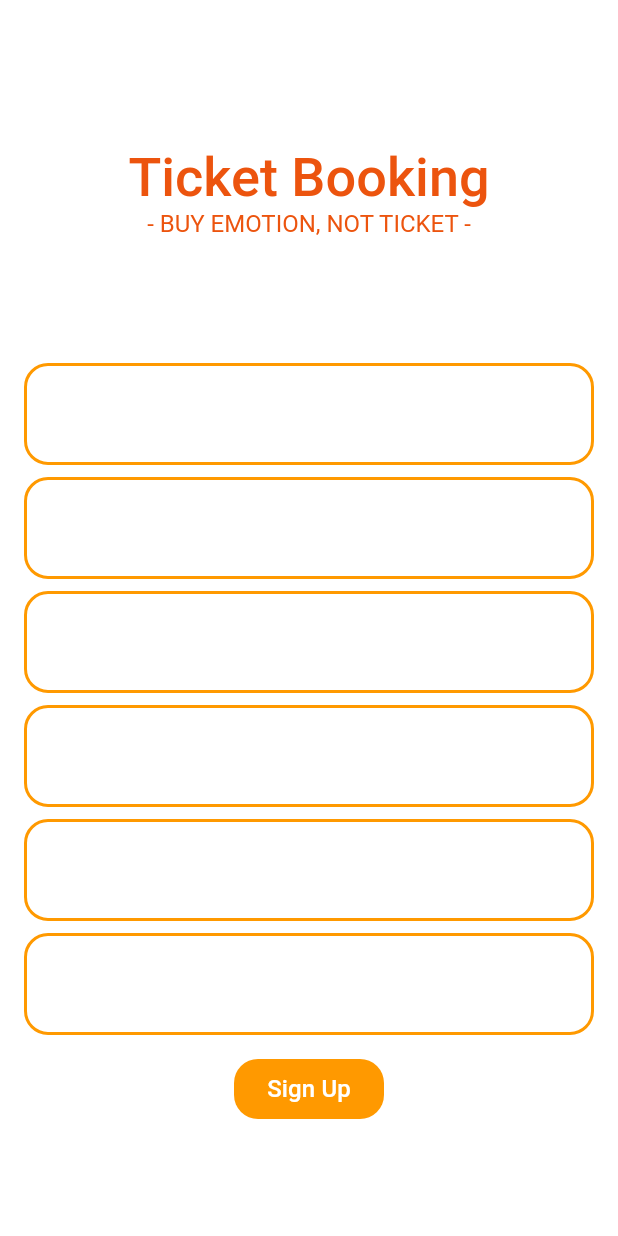
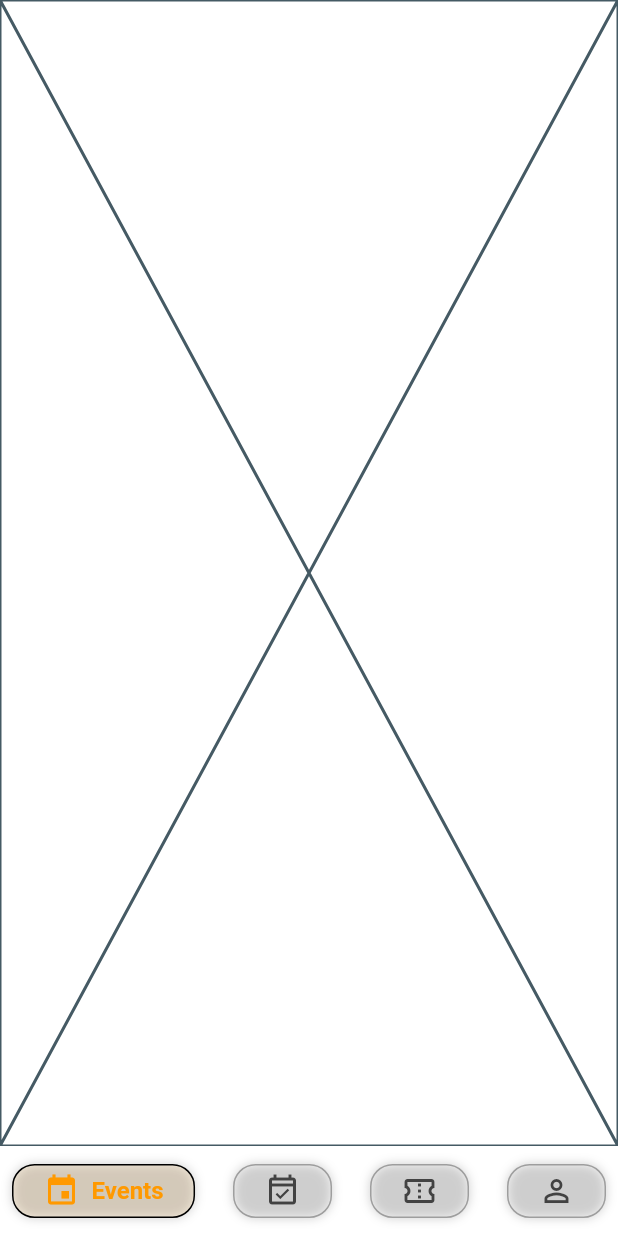
Before and after one commit to OlimjonSN/ticket, a Flutter app: the screen it shows after launch, on a phone screen of 412 x 824 dp. Run offline on Flutter 3.47's test engine with Material 2 defaults, Android fonts, the phone set to English and light mode, and no system bars; drawn by our look-alikes of google_nav_bar; our stand-ins replace cookie_jar, dio, dio_cookie_manager, get_it, go_router, internet_connection_checker and 1 more; accounts and stored records are empty.

```diff
--- /dev/null
+++ b/lib/core/routes/route.dart
@@ -0,0 +1,47 @@
+import 'package:go_router/go_router.dart';
+import 'package:ticket/features/auth/presentation/pages/login_page.dart';
+import 'package:ticket/features/events/presentation/pages/event_create.dart';
+import 'package:ticket/features/events/presentation/pages/events_all.dart';
+import 'package:ticket/features/home_page/presentation/home_page.dart';
+import 'package:ticket/welcome_page.dart';
+
+import '../../features/auth/presentation/pages/register_page.dart';
+
+class AppRoute {
+  static String initialRoute = '/welcome';
+  static String loginRoute = '/login';
+  static String registerRoute = '/register';
+  static String eventsAllRoute = '/eventsAll';
+  static String eventCreateRoute = '/eventCreate';
+
+  static GoRouter router = GoRouter(
+    initialLocation: eventsAllRoute,
+    routes: [
+      GoRoute(path: initialRoute, builder: (context, state) => const WelcomPage(), routes: [
+        GoRoute(
+          path: 'register',
+          builder: (context, state) => const RegisterPage(),
+        ),
+        GoRoute(
+          path: 'login',
+          builder: (context, state) => const LoginPage(),
+        ),
+      ]),
+      ShellRoute(
+        builder: (context, state, child) => HomePage(
+          child: child,
+        ),
+        routes: [
+          GoRoute(
+            path: '/eventsAll',
+            builder: (context, state) => const EventsAll(),
+          ),
+          GoRoute(
+            path: '/eventCreate',
+            builder: (context, state) => const EventCreate(),
+          ),
+        ],
+      )
+    ],
+  );
+}
--- a/lib/features/auth/data/models/user_model.dart
+++ b/lib/features/auth/data/models/user_model.dart
@@ -7,6 +7,7 @@ class UserModel {
   UserModel({this.email, this.username, this.firstName, this.lastName});
 
   UserModel.fromJson(Map<String, dynamic> json) {
+    print(json['email']);
     firstName = json["first_name"];
     lastName = json["last_name"];
     email = json["email"];
--- a/lib/features/auth/data/repositories/auth_repositories.dart
+++ b/lib/features/auth/data/repositories/auth_repositories.dart
@@ -17,8 +17,11 @@ class AuthRepositories {
   Future<UserModel> register(UserModel userModel, String password, String password1) async {
     if (await networkInfo.isConnected) {
       //register
+
       UserModel userM = await authRemoteData.register(usermodel: userModel, password: password, password1: password1);
+
       await authLocalData.saveUserModel(userM);
+
       return userM;
     } else {
       throw Exception('No internet connection');
--- a/lib/features/auth/presentation/pages/register_page.dart
+++ b/lib/features/auth/presentation/pages/register_page.dart
@@ -1,11 +1,11 @@
 import 'package:flutter/material.dart';
+import 'package:go_router/go_router.dart';
 import 'package:provider/provider.dart';
 import 'package:ticket/core/constants/size_constants.dart';
 import 'package:ticket/features/auth/data/models/user_model.dart';
-import 'package:ticket/features/auth/widgets/decoration_input.dart';
-import 'package:ticket/features/auth/widgets/title.dart';
+import 'package:ticket/features/widgets/decoration_input.dart';
+import 'package:ticket/features/widgets/title.dart';
 import 'package:ticket/features/events/presentation/widgets/my_button.dart';
-import 'package:ticket/injection.dart';
 
 import '../provider/auth_provider.dart';
 
@@ -36,7 +36,12 @@ class _RegisterPageState extends State<RegisterPage> {
   @override
   Widget build(BuildContext context) {
     return Scaffold(
-        body: Padding(
+        appBar: AppBar(
+          backgroundColor: Colors.transparent,
+          elevation: 0,
+        ),
+        body: SingleChildScrollView(
+          child: Padding(
             padding: const EdgeInsets.symmetric(horizontal: SizeConstants.paddingLarge),
             child: Column(
               mainAxisAlignment: MainAxisAlignment.center,
@@ -46,7 +51,7 @@ class _RegisterPageState extends State<RegisterPage> {
                 TextFormField(
                   cursorColor: Theme.of(context).colorScheme.secondary,
                   controller: nameController,
-            decoration: decorationInput('Your name', context, error),
+                  decoration: decorationInput('Your name', context),
                 ),
                 const SizedBox(
                   height: SizeConstants.paddingMedium,
@@ -54,7 +59,7 @@ class _RegisterPageState extends State<RegisterPage> {
                 TextFormField(
                   cursorColor: Theme.of(context).colorScheme.secondary,
                   controller: lastNameController,
-            decoration: decorationInput('Last name', context, error),
+                  decoration: decorationInput('Last name', context),
                 ),
                 const SizedBox(
                   height: SizeConstants.paddingMedium,
@@ -62,46 +67,57 @@ class _RegisterPageState extends State<RegisterPage> {
                 TextFormField(
                   cursorColor: Theme.of(context).colorScheme.secondary,
                   controller: userNameController,
-            decoration: decorationInput('username', context, error),
+                  decoration: decorationInput('username', context),
                 ),
                 Padding(
                   padding: const EdgeInsets.symmetric(vertical: SizeConstants.paddingMedium),
                   child: TextFormField(
                     cursorColor: Theme.of(context).colorScheme.secondary,
                     controller: emailController,
-              decoration: decorationInput('Enter your email', context, error),
+                    decoration: decorationInput('Enter your email', context),
                   ),
                 ),
-          TextFormField(controller: passwordController, obscureText: true, cursorColor: Theme.of(context).colorScheme.secondary, decoration: decorationInput('password', context, error)),
+                TextFormField(controller: passwordController, obscureText: true, cursorColor: Theme.of(context).colorScheme.secondary, decoration: decorationInput('password', context)),
                 const SizedBox(
                   height: SizeConstants.paddingMedium,
                 ),
-          TextFormField(controller: password1Controller, obscureText: true, cursorColor: Theme.of(context).colorScheme.secondary, decoration: decorationInput('re enter password', context, error)),
+                TextFormField(controller: password1Controller, obscureText: true, cursorColor: Theme.of(context).colorScheme.secondary, decoration: decorationInput('re enter password', context)),
                 const SizedBox(height: SizeConstants.paddingLarge),
                 MyButton(
                   text: 'Sign Up',
                   onPressed: registFunc,
                 ),
+                const SizedBox(height: SizeConstants.paddingMedium),
+                TextButton(onPressed: () => context.go('/login'), child: Text('do you hava an account?', style: Theme.of(context).textTheme.subtitle1))
               ],
+            ),
           ),
         ));
   }
 
   void registFunc() async {
     final authProvider = Provider.of<AuthProvider>(context, listen: false);
+
     UserModel userModel = UserModel(
       firstName: nameController.text,
-      email: emailController.text,
+      email: (emailController.text).toString(),
       lastName: lastNameController.text,
       username: userNameController.text,
     );
     String password = passwordController.text;
 
-    authProvider.register(userModel, password, password);
-    error = authProvider.error.toString();
-    print(error);
+    await authProvider.register(userModel, password, password);
+    // error = authProvider.error.toString();
+
     if (authProvider.status == Status.authenticated) {
-      print('loged in');
+      context.go('/eventsAll');
+    } else {
+      ScaffoldMessenger.of(context).showSnackBar(
+        SnackBar(
+          content: Text(authProvider.error.toString()),
+          backgroundColor: Colors.red,
+        ),
+      );
     }
   }
 }
--- /dev/null
+++ b/lib/features/events/presentation/pages/events_all.dart
@@ -0,0 +1,11 @@
+import 'package:flutter/foundation.dart';
+import 'package:flutter/material.dart';
+
+class EventsAll extends StatelessWidget {
+  const EventsAll({super.key});
+
+  @override
+  Widget build(BuildContext context) {
+    return const Placeholder();
+  }
+}
--- /dev/null
+++ b/lib/features/home_page/presentation/home_page.dart
@@ -0,0 +1,54 @@
+import 'package:flutter/material.dart';
+import 'package:go_router/go_router.dart';
+import 'package:google_nav_bar/google_nav_bar.dart';
+
+class HomePage extends StatelessWidget {
+  Widget child;
+  HomePage({super.key, required this.child});
+
+  @override
+  Widget build(BuildContext context) {
+    return Scaffold(
+      body: child,
+      bottomNavigationBar: Padding(
+        padding: const EdgeInsets.symmetric(vertical: 12.0, horizontal: 8),
+        child: GNav(
+            rippleColor: Colors.grey[800]!, // tab button ripple color when pressed
+            hoverColor: Colors.grey[700]!, // tab button hover color
+            haptic: true, // haptic feedback
+            tabBorderRadius: 15,
+            tabActiveBorder: Border.all(color: Colors.black, width: 1), // tab button border
+            tabBorder: Border.all(color: Colors.grey, width: 1), // tab button border
+            tabShadow: [BoxShadow(color: Colors.grey.withOpacity(0.5), blurRadius: 5)], // tab button shadow
+            curve: Curves.linear, // tab animation curves
+            duration: const Duration(milliseconds: 200), // tab animation duration
+            gap: 8, // the tab button gap between icon and text
+            color: Colors.grey[800], // unselected icon color
+            activeColor: Theme.of(context).colorScheme.secondary, // selected icon and text color
+            iconSize: 24, // tab button icon size
+            tabBackgroundColor: Theme.of(context).colorScheme.secondary.withOpacity(0.1), // selected tab background color
+            padding: const EdgeInsets.symmetric(horizontal: 20, vertical: 5), // navigation bar padding
+            tabs: [
+              GButton(
+                icon: Icons.event,
+                text: 'Events',
+                onPressed: () => context.go('/eventsAll'),
+              ),
+              GButton(
+                icon: Icons.event_available_outlined,
+                text: 'Create Event',
+                onPressed: () => context.go('/eventCreate'),
+              ),
+              const GButton(
+                icon: Icons.confirmation_number_outlined,
+                text: 'reservation',
+              ),
+              const GButton(
+                icon: Icons.person_outline,
+                text: 'Profile',
+              )
+            ]),
+      ),
+    );
+  }
+}
--- a/lib/features/auth/widgets/decoration_input.dart
+++ b/lib/features/widgets/decoration_input.dart
@@ -3,11 +3,10 @@
 import 'package:flutter/cupertino.dart';
 import 'package:flutter/material.dart';
 
-import '../../../core/constants/size_constants.dart';
+import '../../core/constants/size_constants.dart';
 
 InputDecoration decorationInput(String text, BuildContext context, [String error = '']) {
   return InputDecoration(
-    errorText: error.isEmpty ? null : error,
     hintText: text,
     hintStyle: Theme.of(context).textTheme.subtitle1,
     focusedBorder: OutlineInputBorder(
--- a/lib/main.dart
+++ b/lib/main.dart
@@ -1,5 +1,6 @@
 import 'package:flutter/material.dart';
 import 'package:provider/provider.dart';
+import 'package:ticket/core/routes/route.dart';
 
 import 'core/Theme/dark_theme.dart';
 import 'core/Theme/light_theme.dart';
@@ -24,12 +25,13 @@ class MyApp extends StatelessWidget {
           create: (_) => sl<AuthProvider>(),
         ),
       ],
-      child: MaterialApp(
+      child: MaterialApp.router(
         debugShowCheckedModeBanner: false,
         title: 'Ticket',
         theme: lightTheme,
         darkTheme: darkTheme,
-        home: const RegisterPage(),
+        routerConfig: AppRoute.router,
+
       ),
     );
   }
--- a/pubspec.yaml
+++ b/pubspec.yaml
@@ -19,6 +19,10 @@ dependencies:
   cupertino_icons: ^1.0.2
   provider: ^6.0.5
   get_it: ^7.6.0
+  go_router: ^10.0.0
+  google_nav_bar: ^5.0.6
+  cookie_jar: ^4.0.8
+  dio_cookie_manager: ^3.1.0+1
 
 dev_dependencies:
   flutter_test:
```
Also changed, not shown: lib/features/auth/data/datasource/auth_remote_data.dart (+15 -3 lines), lib/features/auth/presentation/pages/login_page.dart (+34 -17 lines), lib/features/auth/presentation/provider/auth_provider.dart (+23 -16 lines), lib/features/events/presentation/pages/event_create.dart (added, +11 -0 lines), lib/injection.dart (+9 -1 lines), lib/welcome_page.dart (+9 -8 lines), assets/images/event.png (added), lib/features/widgets/title.dart (renamed from lib/features/auth/widgets/title.dart), pubspec.lock. Lines whose indentation alone changed are shown as unchanged.
